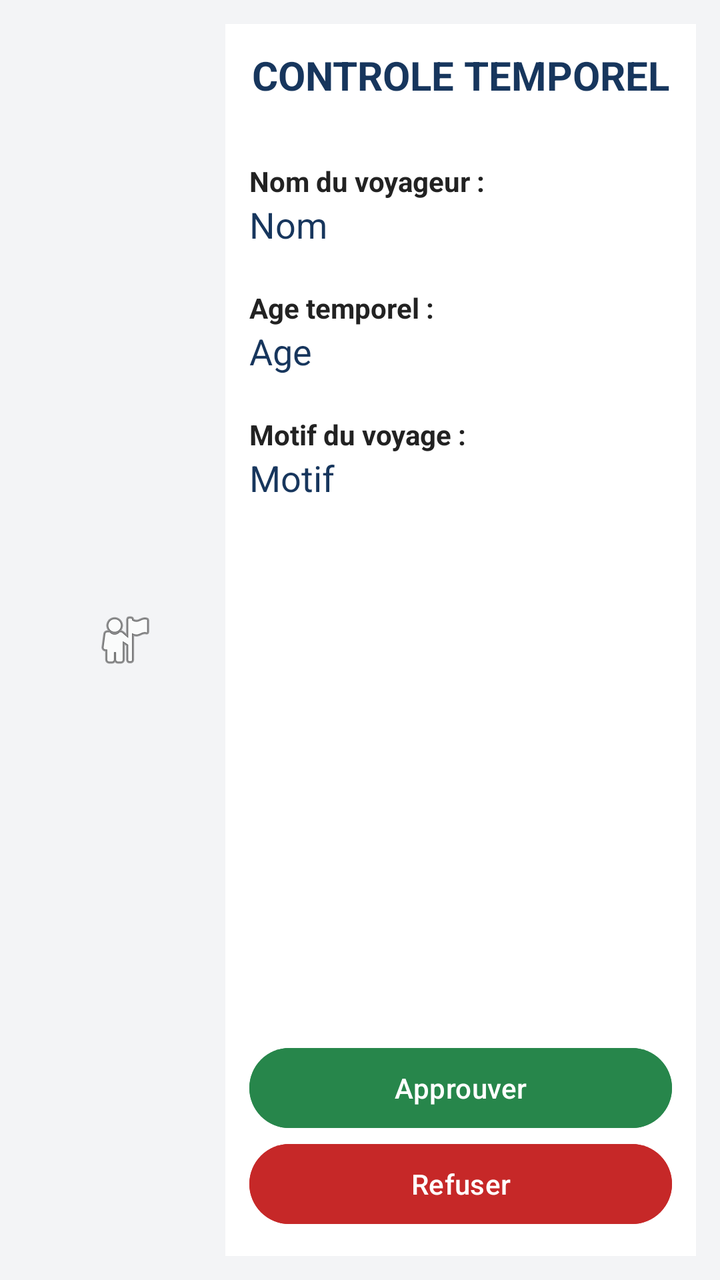
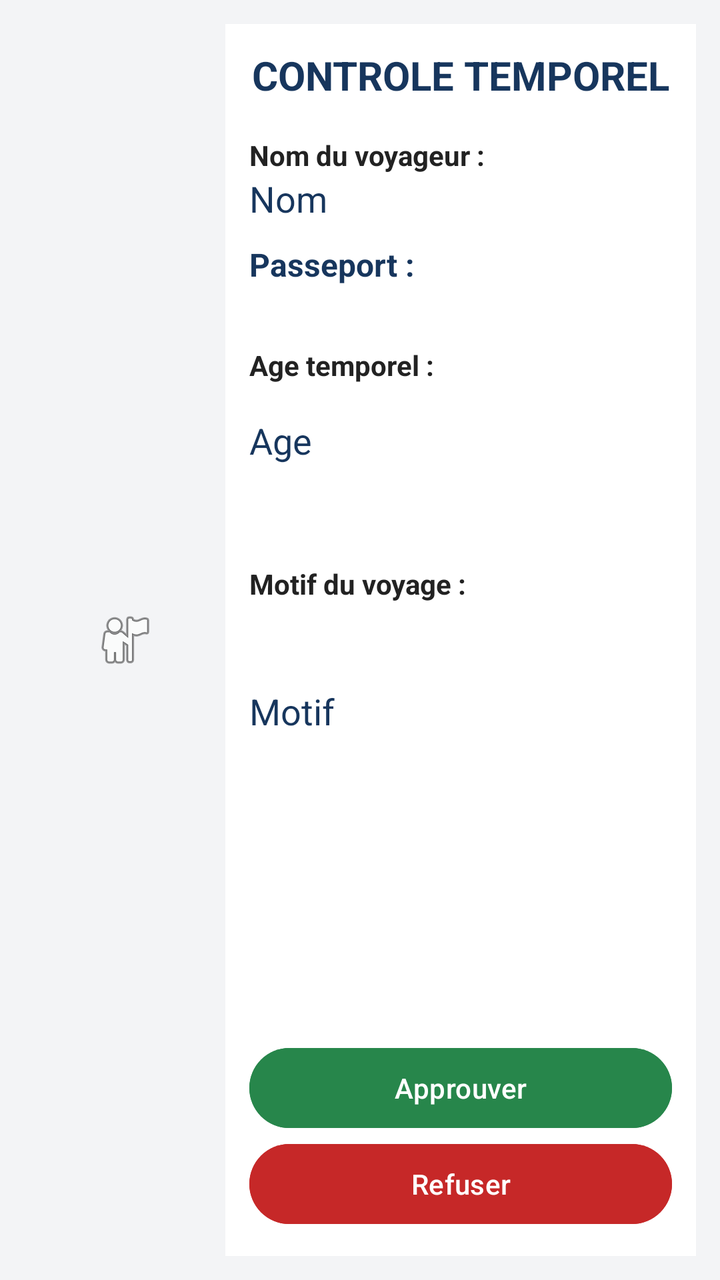

Compare the two renders of this Android layout. The source of the first and the diff that turns it into the second are given below.
<!-- AndroidManifest.xml: activity theme Theme.DouaneTemporelle -->
<!-- res/layout/activity_verification.xml -->
<?xml version="1.0" encoding="utf-8"?>
<LinearLayout xmlns:android="http://schemas.android.com/apk/res/android"
    android:id="@+id/root_wk"
    android:layout_width="match_parent"
    android:layout_height="match_parent"
    android:orientation="horizontal"
    android:background="#F3F4F6"
    android:padding="12dp">

    
    <ImageView
        android:id="@+id/img_passeport_wk"
        android:layout_width="0dp"
        android:layout_height="match_parent"
        android:layout_weight="0.3"
        android:src="@android:drawable/ic_menu_myplaces"
        android:scaleType="centerInside"
        android:contentDescription="Passeport du voyageur" />

    
    <RelativeLayout
        android:id="@+id/info_wk"
        android:layout_width="0dp"
        android:layout_height="match_parent"
        android:layout_weight="0.7"
        android:padding="12dp"
        android:background="#FFFFFF">

        <TextView
            android:id="@+id/tv_titre_wk"
            android:layout_width="match_parent"
            android:layout_height="wrap_content"
            android:text="CONTROLE TEMPOREL"
            android:textSize="20sp"
            android:textStyle="bold"
            android:textColor="#17365D"
            android:gravity="center" />

        <TextView
            android:id="@+id/tv_nom_label_wk"
            android:layout_width="wrap_content"
            android:layout_height="wrap_content"
            android:layout_below="@id/tv_titre_wk"
            android:layout_marginTop="30dp"
            android:text="Nom du voyageur :"
            android:textStyle="bold"
            android:textColor="#222222" />

        <TextView
            android:id="@+id/tv_nom_wk"
            android:layout_width="match_parent"
            android:layout_height="wrap_content"
            android:layout_below="@id/tv_nom_label_wk"
            android:text="Nom"
            android:textSize="18sp"
            android:textColor="#17365D" />

        <TextView
            android:id="@+id/tv_age_label_wk"
            android:layout_width="wrap_content"
            android:layout_height="wrap_content"
            android:layout_below="@id/tv_nom_wk"
            android:layout_marginTop="20dp"
            android:text="Age temporel :"
            android:textStyle="bold"
            android:textColor="#222222" />

        <TextView
            android:id="@+id/tv_age_wk"
            android:layout_width="match_parent"
            android:layout_height="wrap_content"
            android:layout_below="@id/tv_age_label_wk"
            android:text="Age"
            android:textSize="18sp"
            android:textColor="#17365D" />

        <TextView
            android:id="@+id/tv_motif_label_wk"
            android:layout_width="wrap_content"
            android:layout_height="wrap_content"
            android:layout_below="@id/tv_age_wk"
            android:layout_marginTop="20dp"
            android:text="Motif du voyage :"
            android:textStyle="bold"
            android:textColor="#222222" />

        <TextView
            android:id="@+id/tv_motif_wk"
            android:layout_width="match_parent"
            android:layout_height="wrap_content"
            android:layout_below="@id/tv_motif_label_wk"
            android:text="Motif"
            android:textSize="18sp"
            android:textColor="#17365D" />

        <LinearLayout
            android:id="@+id/choix_wk"
            android:layout_width="match_parent"
            android:layout_height="wrap_content"
            android:layout_alignParentBottom="true"
            android:orientation="vertical">

            <Button
                android:id="@+id/btn_approuver_wk"
                android:layout_width="match_parent"
                android:layout_height="wrap_content"
                android:text="Approuver"
                android:backgroundTint="#27864B" />

            <Button
                android:id="@+id/btn_refuser_wk"
                android:layout_width="match_parent"
                android:layout_height="wrap_content"
                android:text="Refuser"
                android:backgroundTint="#C62828" />

        </LinearLayout>

    </RelativeLayout>

</LinearLayout>
<!-- resources referenced by this layout -->
<resources>
  <style name="Theme.DouaneTemporelle" parent="Base.Theme.DouaneTemporelle" />
  <style name="Base.Theme.DouaneTemporelle" parent="Theme.Material3.DayNight.NoActionBar">
          
          
      </style>
</resources>

<!-- the commit's change to res/layout/activity_verification.xml (unified diff, before → after) -->
@@ -41,10 +41,10 @@
             android:layout_width="wrap_content"
             android:layout_height="wrap_content"
             android:layout_below="@id/tv_titre_wk"
-            android:layout_marginTop="30dp"
+            android:layout_marginTop="17dp"
             android:text="Nom du voyageur :"
-            android:textStyle="bold"
-            android:textColor="#222222" />
+            android:textColor="#222222"
+            android:textStyle="bold" />
 
         <TextView
             android:id="@+id/tv_nom_wk"
@@ -54,12 +54,23 @@
             android:text="Nom"
             android:textSize="18sp"
             android:textColor="#17365D" />
+        <TextView
+            android:id="@+id/tv_passport_wk"
+            android:layout_width="match_parent"
+            android:layout_height="wrap_content"
+            android:layout_below="@id/tv_nom_wk"
+            android:layout_marginTop="10dp"
+            android:layout_marginBottom="10dp"
+            android:text="Passeport : "
+            android:textSize="16sp"
+            android:textStyle="bold"
+            android:textColor="#17365D" />
 
         <TextView
             android:id="@+id/tv_age_label_wk"
             android:layout_width="wrap_content"
             android:layout_height="wrap_content"
-            android:layout_below="@id/tv_nom_wk"
+            android:layout_below="@id/tv_passport_wk"
             android:layout_marginTop="20dp"
             android:text="Age temporel :"
             android:textStyle="bold"
@@ -69,29 +80,31 @@
             android:id="@+id/tv_age_wk"
             android:layout_width="match_parent"
             android:layout_height="wrap_content"
-            android:layout_below="@id/tv_age_label_wk"
+            android:layout_below="@+id/tv_age_label_wk"
+            android:layout_marginTop="16dp"
             android:text="Age"
-            android:textSize="18sp"
-            android:textColor="#17365D" />
+            android:textColor="#17365D"
+            android:textSize="18sp" />
 
         <TextView
             android:id="@+id/tv_motif_label_wk"
             android:layout_width="wrap_content"
             android:layout_height="wrap_content"
             android:layout_below="@id/tv_age_wk"
-            android:layout_marginTop="20dp"
+            android:layout_marginTop="50dp"
             android:text="Motif du voyage :"
-            android:textStyle="bold"
-            android:textColor="#222222" />
+            android:textColor="#222222"
+            android:textStyle="bold" />
 
         <TextView
             android:id="@+id/tv_motif_wk"
             android:layout_width="match_parent"
             android:layout_height="wrap_content"
             android:layout_below="@id/tv_motif_label_wk"
+            android:layout_marginTop="42dp"
             android:text="Motif"
-            android:textSize="18sp"
-            android:textColor="#17365D" />
+            android:textColor="#17365D"
+            android:textSize="18sp" />
 
         <LinearLayout
             android:id="@+id/choix_wk"
